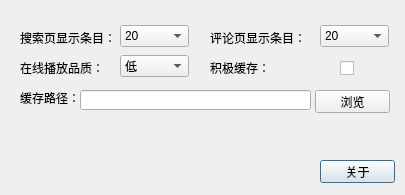
Jack-Myth/Netease-Music-Qt, file settingdialog.ui: the form before one commit.
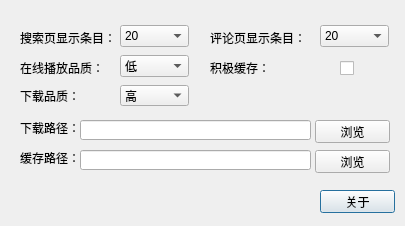
The form after the commit.

Commit message: Add Download Function.not finished,Still have some bugs.

What changed in the file:
```diff
--- a/settingdialog.ui
+++ b/settingdialog.ui
@@ -7,7 +7,7 @@
     <x>0</x>
     <y>0</y>
     <width>405</width>
-    <height>195</height>
+    <height>226</height>
    </rect>
   </property>
   <property name="contextMenuPolicy">
@@ -58,7 +58,7 @@
    <property name="geometry">
     <rect>
      <x>320</x>
-     <y>160</y>
+     <y>190</y>
      <width>75</width>
      <height>23</height>
     </rect>
@@ -192,7 +192,7 @@
    <property name="geometry">
     <rect>
      <x>20</x>
-     <y>90</y>
+     <y>150</y>
      <width>61</width>
      <height>16</height>
     </rect>
@@ -205,7 +205,7 @@
    <property name="geometry">
     <rect>
      <x>80</x>
-     <y>90</y>
+     <y>150</y>
      <width>231</width>
      <height>20</height>
     </rect>
@@ -215,7 +215,7 @@
    <property name="geometry">
     <rect>
      <x>315</x>
-     <y>90</y>
+     <y>150</y>
      <width>75</width>
      <height>23</height>
     </rect>
@@ -224,6 +224,83 @@
     <string>浏览</string>
    </property>
   </widget>
+  <widget class="QComboBox" name="Quality_Download">
+   <property name="geometry">
+    <rect>
+     <x>120</x>
+     <y>85</y>
+     <width>69</width>
+     <height>21</height>
+    </rect>
+   </property>
+   <property name="currentIndex">
+    <number>2</number>
+   </property>
+   <item>
+    <property name="text">
+     <string>低</string>
+    </property>
+   </item>
+   <item>
+    <property name="text">
+     <string>中</string>
+    </property>
+   </item>
+   <item>
+    <property name="text">
+     <string>高</string>
+    </property>
+   </item>
+  </widget>
+  <widget class="QLabel" name="label_6">
+   <property name="geometry">
+    <rect>
+     <x>20</x>
+     <y>85</y>
+     <width>101</width>
+     <height>21</height>
+    </rect>
+   </property>
+   <property name="text">
+    <string>下载品质：</string>
+   </property>
+  </widget>
+  <widget class="QLineEdit" name="DownloadPath">
+   <property name="geometry">
+    <rect>
+     <x>80</x>
+     <y>120</y>
+     <width>231</width>
+     <height>20</height>
+    </rect>
+   </property>
+  </widget>
+  <widget class="QPushButton" name="BrowserDownload">
+   <property name="geometry">
+    <rect>
+     <x>315</x>
+     <y>120</y>
+     <width>75</width>
+     <height>23</height>
+    </rect>
+   </property>
+   <property name="text">
+    <string>浏览</string>
+   </property>
+  </widget>
+  <widget class="QLabel" name="label_7">
+   <property name="geometry">
+    <rect>
+     <x>20</x>
+     <y>120</y>
+     <width>61</width>
+     <height>16</height>
+    </rect>
+   </property>
+   <property name="text">
+    <string>下载路径：</string>
+   </property>
+  </widget>
  </widget>
  <resources/>
  <connections/>
```
The commit also changes 16 other files.
